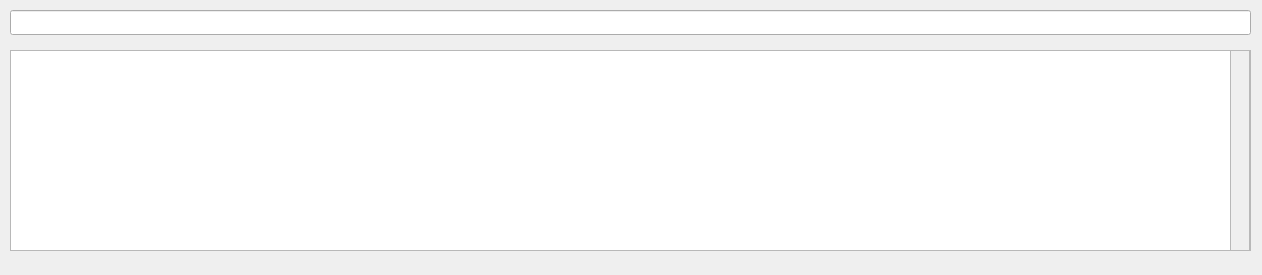
Above: src/terminal.ui from mkornaukhov03/baton-editor before the change. Below: the same form after it.
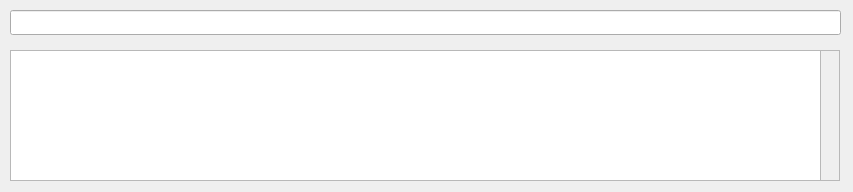
That is the form after the change.

Commit message: fix terminal sizing, make app fullscreen

```diff
--- a/src/terminal.ui
+++ b/src/terminal.ui
@@ -6,8 +6,8 @@
    <rect>
     <x>0</x>
     <y>0</y>
-    <width>1262</width>
-    <height>275</height>
+    <width>853</width>
+    <height>192</height>
    </rect>
   </property>
   <property name="windowTitle">
@@ -18,7 +18,7 @@
     <rect>
      <x>10</x>
      <y>10</y>
-     <width>1241</width>
+     <width>831</width>
      <height>25</height>
     </rect>
    </property>
@@ -28,18 +28,18 @@
     <rect>
      <x>10</x>
      <y>50</y>
-     <width>1241</width>
-     <height>201</height>
+     <width>811</width>
+     <height>131</height>
     </rect>
    </property>
   </widget>
   <widget class="QScrollArea" name="scrollArea">
    <property name="geometry">
     <rect>
-     <x>1230</x>
+     <x>820</x>
      <y>50</y>
      <width>20</width>
-     <height>201</height>
+     <height>131</height>
     </rect>
    </property>
    <property name="widgetResizable">
@@ -51,7 +51,7 @@
       <x>0</x>
       <y>0</y>
       <width>18</width>
-      <height>199</height>
+      <height>129</height>
      </rect>
     </property>
    </widget>
```
The commit also changes 3 other files.
